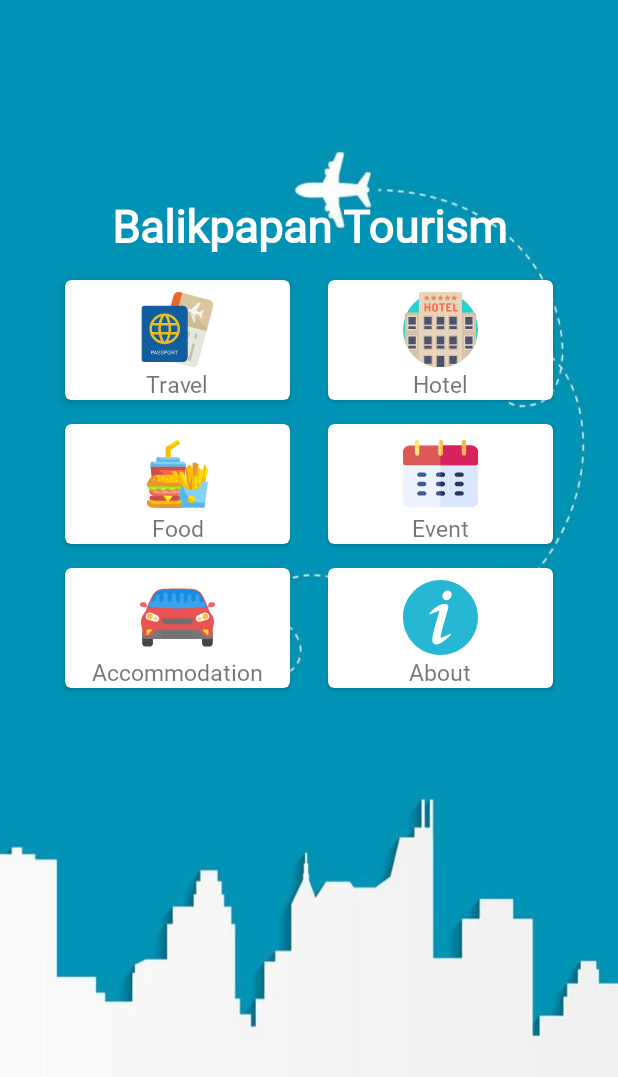
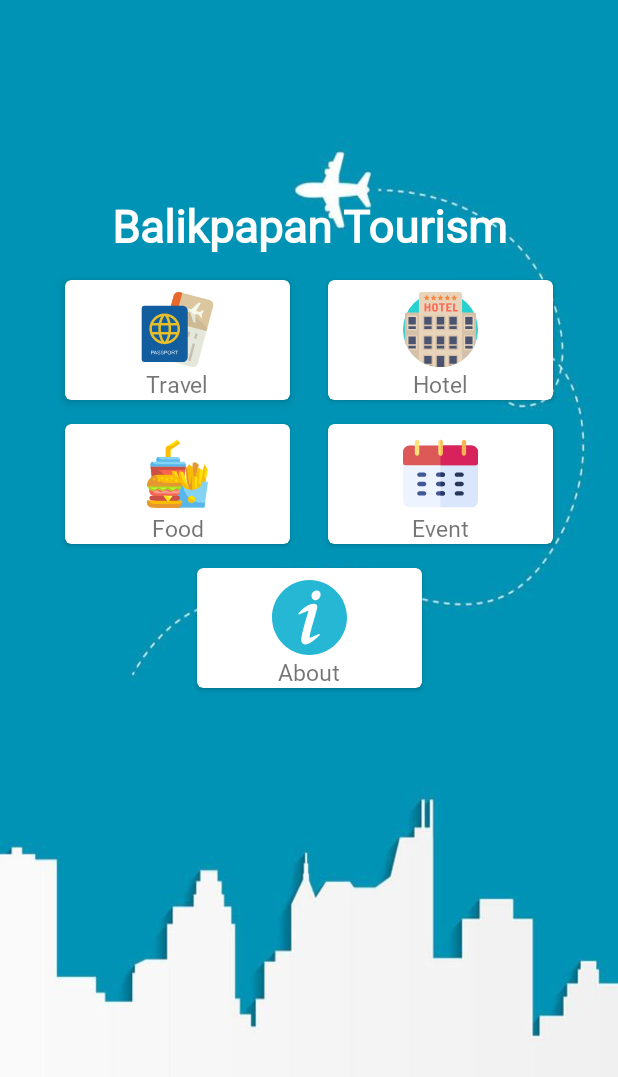
Before and after one commit to devrouw/WisataBalikpapan, an Android app: the screen it shows after launch (MainActivity), on a phone screen of 412 x 824 dp. Shown: the top 1077 px of the screen. Run offline under Robolectric (Android 15) with nearby library versions, the phone set to English and light mode, and no system bars.

```diff
--- a/app/src/main/java/com/hermawan/wisatabalikpapan/ui/MainActivity.java
+++ b/app/src/main/java/com/hermawan/wisatabalikpapan/ui/MainActivity.java
@@ -56,11 +56,11 @@ public class MainActivity extends AppCompatActivity  {
         });
 
         //Kode pada tombol akomodasi
-        binding.btnAccommodation.setOnClickListener(v -> {
-            Intent intent = new Intent(this, ListActivity.class);
-            intent.putExtra(ListActivity.EXTRA_TYPE, "Accommodation");
-            startActivity(intent);
-        });
+//        binding.btnAccommodation.setOnClickListener(v -> {
+//            Intent intent = new Intent(this, ListActivity.class);
+//            intent.putExtra(ListActivity.EXTRA_TYPE, "Accommodation");
+//            startActivity(intent);
+//        });
 
         //Kode pada tombol about
         binding.btnAbout.setOnClickListener(v -> {
--- a/app/src/main/java/com/hermawan/wisatabalikpapan/ui/list/adapter/TravelAdapter.java
+++ b/app/src/main/java/com/hermawan/wisatabalikpapan/ui/list/adapter/TravelAdapter.java
@@ -2,6 +2,7 @@ package com.hermawan.wisatabalikpapan.ui.list.adapter;
 
 import android.content.Intent;
 import android.os.Parcelable;
+import android.text.Html;
 import android.view.LayoutInflater;
 import android.view.View;
 import android.view.ViewGroup;
@@ -87,8 +88,8 @@ public class TravelAdapter extends RecyclerView.Adapter<TravelAdapter.ListViewHo
                             .into(binding.ivImage);
                     break;
             }
-            binding.tvTitle.setText(data.getNama());
-            binding.tvDesc.setText(data.getDeskripsi());
+            binding.tvTitle.setText(Html.fromHtml(data.getNama()));
+            binding.tvDesc.setText(Html.fromHtml(data.getDeskripsi()));
 
             //Fungsi ketika klik data pada list dan ditampilkan ke menu detail
             itemView.setOnClickListener(v -> {
--- a/app/src/main/res/layout/activity_main.xml
+++ b/app/src/main/res/layout/activity_main.xml
@@ -152,35 +152,35 @@
             android:fontFamily="@font/latomedium"/>
     </androidx.cardview.widget.CardView>
 
-    <androidx.cardview.widget.CardView
-        android:id="@+id/cv_accomodation"
-        android:layout_width="150dp"
-        android:layout_height="80dp"
-        android:layout_marginTop="16dp"
-        app:cardCornerRadius="4dp"
-        app:layout_constraintStart_toStartOf="@+id/textView"
-        app:layout_constraintTop_toBottomOf="@+id/cv_food">
-        <ImageButton
-            android:id="@+id/btn_accommodation"
-            android:layout_width="match_parent"
-            android:layout_height="wrap_content"
-            android:layout_marginTop="8dp"
-            android:layout_gravity="top"
-            android:background="@null"
-            android:contentDescription="@string/accommodation"
-            android:src="@drawable/ic_accomodation" />
+<!--    <androidx.cardview.widget.CardView-->
+<!--        android:id="@+id/cv_accomodation"-->
+<!--        android:layout_width="150dp"-->
+<!--        android:layout_height="80dp"-->
+<!--        android:layout_marginTop="16dp"-->
+<!--        app:cardCornerRadius="4dp"-->
+<!--        app:layout_constraintStart_toStartOf="@+id/textView"-->
+<!--        app:layout_constraintTop_toBottomOf="@+id/cv_food">-->
+<!--        <ImageButton-->
+<!--            android:id="@+id/btn_accommodation"-->
+<!--            android:layout_width="match_parent"-->
+<!--            android:layout_height="wrap_content"-->
+<!--            android:layout_marginTop="8dp"-->
+<!--            android:layout_gravity="top"-->
+<!--            android:background="@null"-->
+<!--            android:contentDescription="@string/accommodation"-->
+<!--            android:src="@drawable/ic_accomodation" />-->
 
-        <TextView
-            android:id="@+id/textView6"
-            android:layout_width="match_parent"
-            android:layout_height="wrap_content"
-            android:text="@string/accommodation"
-            android:layout_gravity="bottom"
-            android:gravity="center_horizontal"
-            android:textSize="15sp"
-            android:fontFamily="@font/latomedium"/>
+<!--        <TextView-->
+<!--            android:id="@+id/textView6"-->
+<!--            android:layout_width="match_parent"-->
+<!--            android:layout_height="wrap_content"-->
+<!--            android:text="@string/accommodation"-->
+<!--            android:layout_gravity="bottom"-->
+<!--            android:gravity="center_horizontal"-->
+<!--            android:textSize="15sp"-->
+<!--            android:fontFamily="@font/latomedium"/>-->
 
-    </androidx.cardview.widget.CardView>
+<!--    </androidx.cardview.widget.CardView>-->
 
     <androidx.cardview.widget.CardView
         android:id="@+id/cv_about"
@@ -188,7 +188,8 @@
         android:layout_height="80dp"
         android:layout_marginTop="16dp"
         app:cardCornerRadius="4dp"
-        app:layout_constraintEnd_toEndOf="@+id/textView"
+        app:layout_constraintStart_toStartOf="parent"
+        app:layout_constraintEnd_toEndOf="parent"
         app:layout_constraintTop_toBottomOf="@+id/cv_event">
 
         <ImageButton
```
Also changed, not shown: app/src/main/java/com/hermawan/wisatabalikpapan/model/Travel.java (+12 -0 lines), app/src/main/java/com/hermawan/wisatabalikpapan/ui/list/DetailActivity.java (+11 -11 lines), app/src/main/java/com/hermawan/wisatabalikpapan/util/Constant.java (+5 -4 lines).
